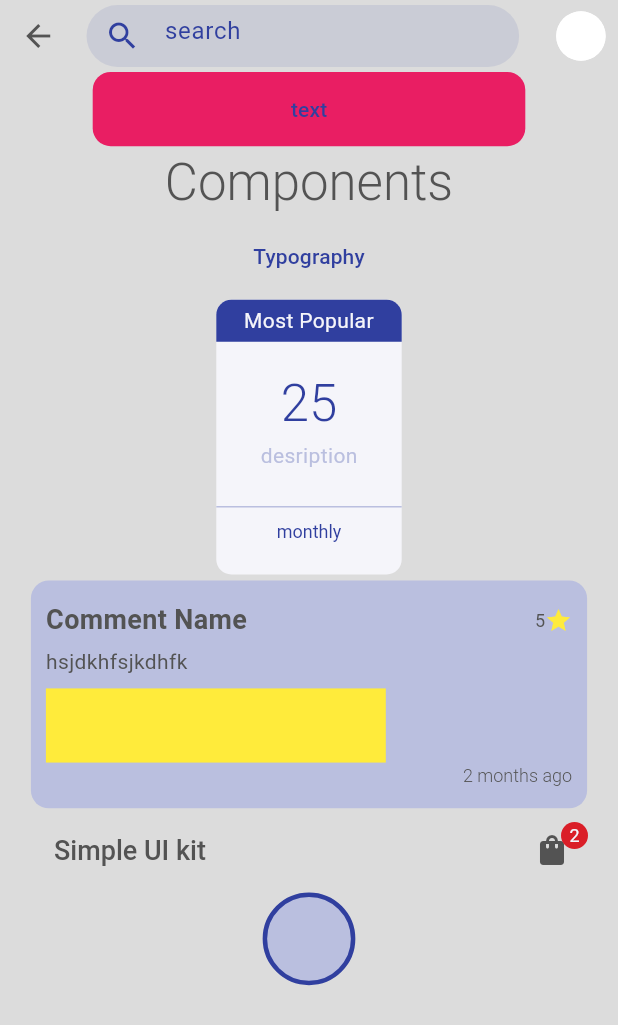
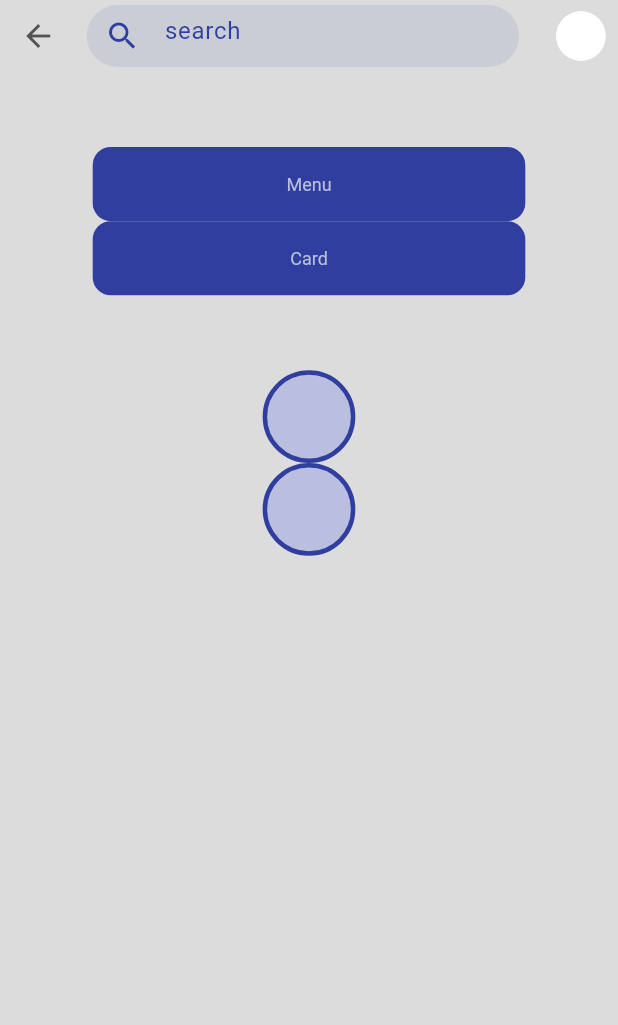
Before and after one commit to nisacolak/simple_ui, a Flutter app: the screen it shows after launch, on a phone screen of 412 x 824 dp. Shown: the top 1025 px of the screen. Run offline on Flutter 3.47's test engine with Material 3 defaults, Android fonts, the phone set to English and light mode, and no system bars.

Commit message:
add: cards page

```diff
--- a/example/lib/main.dart
+++ b/example/lib/main.dart
@@ -1,3 +1,5 @@
+import 'package:example/pages/card_view.dart';
+import 'package:example/pages/menu_view.dart';
 import 'package:example/pages/typography.dart';
 import 'package:flutter/material.dart';
 export 'package:simple_ui/core/sheets/custom_alert_dialog.dart';
@@ -5,6 +7,7 @@ export 'package:simple_ui/core/sheets/custom_alert_dialog.dart';
 import 'package:simple_ui/core/button/simple_button.dart';
 import 'package:simple_ui/core/card/offer_card.dart';
 import 'package:simple_ui/core/card/simple_card.dart';
+import 'package:simple_ui/core/sheets/custom_dialog.dart';
 import 'package:simple_ui/core/styles/color.dart';
 
 import 'package:simple_ui/core/styles/textstyle.dart';
@@ -35,9 +38,7 @@ class MyApp extends StatelessWidget {
 class HomeWidget extends StatelessWidget {
  HomeWidget({super.key});
   @override
-  Widget build(BuildContext context) {final List<String> images = [
-      'https://unsplash.com/photos/a-body-of-water-that-is-very-close-to-the-shore-y3gJNwUkv24'
-    ];
+  Widget build(BuildContext context) {
     return SafeArea(
       child:  Scaffold(
         appBar:  PreferredSize(preferredSize: Size.fromHeight(55),
@@ -51,66 +52,106 @@ class HomeWidget extends StatelessWidget {
         body: Column(
           children: [
 
-            SimpleButton(text: "text", backgroundColor: Colors.pink,onPressed: () {},),
+            //SimpleButton(text: "text", backgroundColor: Colors.pink,onPressed: () {},),
 
-            Text("Components",style: SimpleTextStyle.displayMedium(),),
-            SimpleButton(text: "Typography", onPressed: (){
-            Navigator.push(
-              context,
-              MaterialPageRoute(builder: (context) => TypographyPage()),
-            );
-          },
-),
-         OfferCard(price: "\25", description: "desription",  isMostPopular: true),
+            //Text("Components",style: SimpleTextStyle.displayMedium(),),
+            //SimpleButton(text: "Typography", onPressed: (){
+//             Navigator.push(
+//               context,
+//               MaterialPageRoute(builder: (context) => TypographyPage()),
+//             );
+//           },
+// ),
+         //OfferCard(price: "\25", description: "desription",  isMostPopular: true),
          //SimpleCard(title: "", subtitle: "",),
          //SimpleImageSlider(images: images,),
-         CommentCard(),
-         SimpleAppBar(appBarText: Column(
-          crossAxisAlignment: CrossAxisAlignment.start,
-          children: [
-            Text("Simple UI kit", style: SimpleTextStyle.titleLarge(),)
-          ],
-         ),
-         actions: [
-          Stack(
-            children: [
-              IconButton(onPressed: (){
-              WarningSnackBar.show(context, onPressed: (){ ScaffoldMessenger.of(context).hideCurrentSnackBar();});
+         //CommentCard(),
+        //  SimpleAppBar(appBarText: Column(
+        //   crossAxisAlignment: CrossAxisAlignment.start,
+        //   children: [
+        //     Text("Simple UI kit", style: SimpleTextStyle.titleLarge(),)
+        //   ],
+        //  ),
+        //  actions: [
+        //   Stack(
+        //     children: [
+        //       IconButton(onPressed: (){
+        //       WarningSnackBar.show(context, onPressed: (){ ScaffoldMessenger.of(context).hideCurrentSnackBar();});
 
 
 
-              }, icon: Icon(Icons.shopping_bag, ),),
-              Positioned(
-                right: 0,
-                bottom: 25,
-                child: Container(
-                  width: 18,
-                  height: 18,
-                  decoration: BoxDecoration(
-                    color: SimpleColors.error,
-                    borderRadius: BorderRadius.circular(100)
+        //       }, icon: Icon(Icons.shopping_bag, ),),
+        //       Positioned(
+        //         right: 0,
+        //         bottom: 25,
+        //         child: Container(
+        //           width: 18,
+        //           height: 18,
+        //           decoration: BoxDecoration(
+        //             color: SimpleColors.error,
+        //             borderRadius: BorderRadius.circular(100)
 
-                  ),child: Center(
-                    child: Text("2", style: SimpleTextStyle.titleSmall(color: SimpleColors.infoSurface
-                    ),),
-                )),)
-            ]
+        //           ),child: Center(
+        //             child: Text("2", style: SimpleTextStyle.titleSmall(color: SimpleColors.infoSurface
+        //             ),),
+        //         )),)
+        //     ]
+        //   )
+        //  ],
+        //  showBackArrow: false),
+        //  SimpleCircleButton(
+        //   onTap: (){
+
+        //   showDialog(
+        //     context: context,
+        //     builder: (context) => CustomAlertDialog(
+        //       title: 'Custom Alert Dialog', description: 'Custom Alert Dialog Description', onPressed: (){}, closeButtonText: 'Ok', actionButtonText: 'Continue', )
+        //     );
+        //  },
+        // backgroundColor: SimpleColors.primaryBorder, borderColor: SimpleColors.primary,)
+     SizedBox(height: 50),
+     SimpleButton(text: "Menu", onPressed: (){
+     Navigator.push(
+                  context,
+                  MaterialPageRoute(builder: (context) => MenuView()),
+                );
+
+}),
+ SimpleButton(text: "Card", onPressed: (){
+     Navigator.push(
+                  context,
+                  MaterialPageRoute(builder: (context) => CardsView()),
+                );
+
+}),
+SizedBox(height: 50
+,),
+        SimpleCircleButton(onTap: (){
+           showFullScreenDialog(
+            context: context,
+                title: "Full Screen Dialog Title",
+                child: Column(),
+           );
+        },backgroundColor: SimpleColors.primaryBorder, borderColor: SimpleColors.primary,),
+        SimpleCircleButton(onTap: (){
+          showDialog(context: context, builder: (context) => CustomDialog(title: 'Custom Dialog Title', actionButton: () {  }, actionText: 'Continue',
+          closeText: 'Ok',
+          closeButton: () {  },
+          child: Column(children: [
+            Container(
+              height: 30,
+              color: Colors.amber,
+            )
+          ],),
 
           )
-         ],
-         showBackArrow: false),
-         SimpleCircleButton(
-          onTap: (){
+          );
 
-          showDialog(
-            context: context,
-            builder: (context) => CustomAlertDialog(
-              title: 'fss', description: '',)
-            );
-         }, backgroundColor: SimpleColors.primaryBorder, borderColor: SimpleColors.primary,)
+        },backgroundColor: SimpleColors.primaryBorder, borderColor: SimpleColors.primary,)
           ],
         ),
       ),
     );
   }
+
 }
--- a/lib/core/button/simple_button.dart
+++ b/lib/core/button/simple_button.dart
@@ -1,4 +1,6 @@
 import 'package:flutter/material.dart';
+import 'package:simple_ui/core/styles/color.dart';
+import 'package:simple_ui/core/styles/textstyle.dart';
 
 class SimpleButton extends StatelessWidget {
   final String text;
@@ -23,14 +25,14 @@ class SimpleButton extends StatelessWidget {
       width: width ?? MediaQuery.of(context).size.width * 0.70,
       child: ElevatedButton(
           style: ElevatedButton.styleFrom(
-            backgroundColor: backgroundColor,
+            backgroundColor: backgroundColor ?? SimpleColors.primary,
             elevation: 0,
             shape: RoundedRectangleBorder(
               borderRadius: BorderRadius.circular(12.0),
             ),
           ),
           onPressed: onPressed,
-          child: Text(text)),
+          child: Text(text, style: SimpleTextStyle.titleSmall(color: labelColor ?? SimpleColors.primaryBorder ), )),
     );
   }
 }
--- a/lib/core/card/comment_card.dart
+++ b/lib/core/card/comment_card.dart
@@ -4,7 +4,10 @@ import 'package:simple_ui/core/styles/textstyle.dart';
 
 class CommentCard extends StatelessWidget {
  final Widget? child;
-  const CommentCard({super.key, this.child});
+ final String title;
+ final String description;
+ final String? footText;
+  const CommentCard({super.key, this.child, required this.title, required this.description, this.footText});
 
   @override
   Widget build(BuildContext context) {
@@ -24,7 +27,7 @@ padding: EdgeInsets.all(10),
               mainAxisAlignment: MainAxisAlignment.spaceBetween,
               children: [
                 Text(
-                  'Comment Name',
+                  title,
                   style: TextStyle(
                     fontSize: 18,
                     fontWeight: FontWeight.bold,
@@ -34,17 +37,8 @@ padding: EdgeInsets.all(10),
                   height: MediaQuery.of(context).size.height * .04,
                   width: MediaQuery.of(context).size.width * .13,
 
-                  child: Row(
-                    mainAxisAlignment: MainAxisAlignment.end,
-                    children: [
-                      Text('5', style: SimpleTextStyle.titleSmall()),
-                       Icon(Icons.star, color: Colors.
-                      yellow, size: 18,),
 
 
-
-                    ],
-                  ),
                 ),
               ],
             ),
@@ -53,14 +47,15 @@ padding: EdgeInsets.all(10),
             height: MediaQuery.of(context).size.height * .001,
           ),
           Text(
-            "hsjdkhfsjkdhfk",
+            description,
             textAlign: TextAlign.left,
           ),
           SizedBox(
             height: MediaQuery.of(context).size.height * .01,
           ),
+          if (child != null)
           Container(
-              color: Colors.yellow,
+
               height: MediaQuery.of(context).size.height * .06,
               width: MediaQuery.of(context).size.width * .55,
               child: child),
@@ -71,7 +66,7 @@ padding: EdgeInsets.all(10),
               mainAxisAlignment: MainAxisAlignment.end,
               crossAxisAlignment: CrossAxisAlignment.end,
               children: [
-               Text("2 months ago", style: SimpleTextStyle.titleSmallLight())
+               Text(footText!, style: SimpleTextStyle.titleSmallLight())
               ],
             ),
 
--- /dev/null
+++ b/lib/core/menu/dropdown_menu.dart
@@ -0,0 +1 @@
+import 'package:flutter/material.dart';
--- a/lib/core/navigation/simple_appbar.dart
+++ b/lib/core/navigation/simple_appbar.dart
@@ -14,7 +14,7 @@ class SimpleAppBar extends StatelessWidget implements PreferredSizeWidget{
     return Padding(padding: EdgeInsets.symmetric(horizontal: 20),
     child: AppBar(automaticallyImplyLeading: false,
     leading: showBackArrow
-    ? IconButton(onPressed: () => Navigator.pop(context), icon: Icon(Icons.arrow_left))
+    ? IconButton(onPressed: () => Navigator.pop(context), icon: Icon(Icons.arrow_back))
     : leadingIcon != null ? IconButton(onPressed: leadingOnPressed, icon: Icon(leadingIcon)) : null ,
     title: appBarText,
     actions: actions,
@@ -23,5 +23,6 @@ class SimpleAppBar extends StatelessWidget implements PreferredSizeWidget{
 
   @override
   // TODO: implement preferredSize
-  Size get preferredSize => throw UnimplementedError();
+  Size get preferredSize => Size.fromHeight(kToolbarHeight);
+
 }
--- a/lib/simple_ui.dart
+++ b/lib/simple_ui.dart
@@ -12,13 +12,17 @@ export 'core/button/icon_button.dart';
 export 'core/button/text_button.dart';
 export 'core/sheets/simple_modal_sheet.dart';
 export 'core/sheets/custom_alert_dialog.dart';
+export 'core/sheets/full_screen_dialog.dart';
 
 export 'core/sheets/warning_snackbar.dart';
 export 'core/list/simple_list.dart';
 export 'core/menu/simple_drawer.dart';
 
+export 'core/menu/dropdown_menu.dart';
+
 export 'core/card/simple_card.dart';
 export 'core/card/comment_card.dart';
+export 'core/card/email_card.dart';
 export 'core/styles/textstyle.dart';
 export 'core/navigation/search_appbar.dart';
 export 'core/navigation/simple_appbar.dart';
```
Also changed, not shown: example/assets/data.json (added, +15 -0 lines), example/lib/pages/card_view.dart (added, +71 -0 lines), example/lib/pages/menu_view.dart (added, +59 -0 lines), example/pubspec.yaml (+3 -6 lines), lib/core/card/email_card.dart (added, +26 -0 lines), lib/core/navigation/animated_nav_bar.dart (added, +22 -0 lines), lib/core/sheets/custom_alert_dialog.dart (+37 -3 lines), lib/core/sheets/custom_dialog.dart (+24 -7 lines), lib/core/sheets/full_screen_dialog.dart (added, +44 -0 lines).
